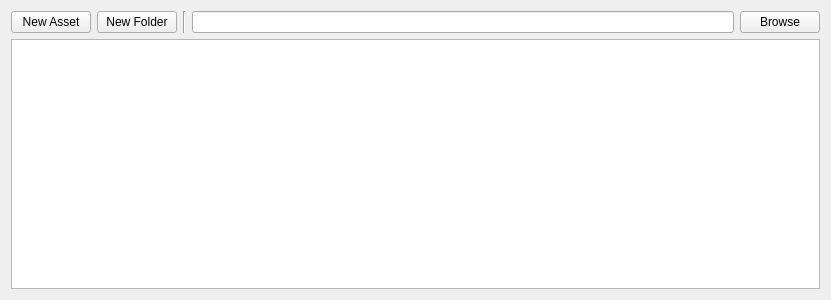
RyanDeBarros/Olympian, file editor/ui/ContentBrowser.ui: the form before one commit.
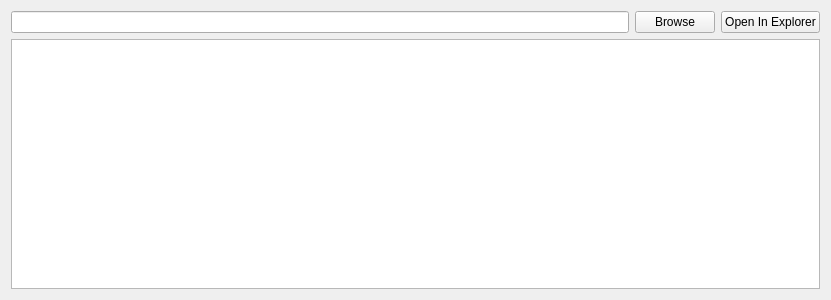
The form after the commit. Custom widgets are drawn as their Qt base class.

Commit message: Basic context menu.

Patch:
```diff
--- a/editor/ui/ContentBrowser.ui
+++ b/editor/ui/ContentBrowser.ui
@@ -16,27 +16,6 @@
   <layout class="QVBoxLayout" name="verticalLayout">
    <item>
     <layout class="QHBoxLayout" name="horizontalLayout">
-     <item>
-      <widget class="QPushButton" name="newAsset">
-       <property name="text">
-        <string>New Asset</string>
-       </property>
-      </widget>
-     </item>
-     <item>
-      <widget class="QPushButton" name="pushButton">
-       <property name="text">
-        <string>New Folder</string>
-       </property>
-      </widget>
-     </item>
-     <item>
-      <widget class="Line" name="line">
-       <property name="orientation">
-        <enum>Qt::Orientation::Vertical</enum>
-       </property>
-      </widget>
-     </item>
      <item>
       <widget class="QLineEdit" name="folderLineEdit">
        <property name="readOnly">
@@ -51,6 +30,13 @@
        </property>
       </widget>
      </item>
+     <item>
+      <widget class="QPushButton" name="openInExplorer">
+       <property name="text">
+        <string>Open In Explorer</string>
+       </property>
+      </widget>
+     </item>
     </layout>
    </item>
    <item>
```
The commit also changes 1 other file.
